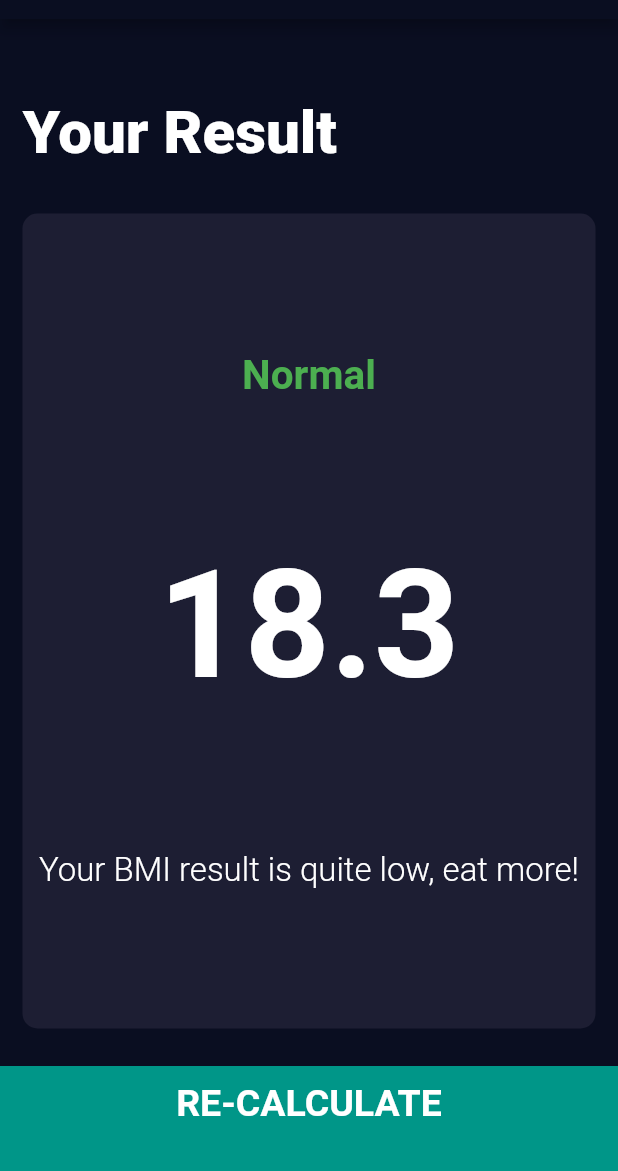
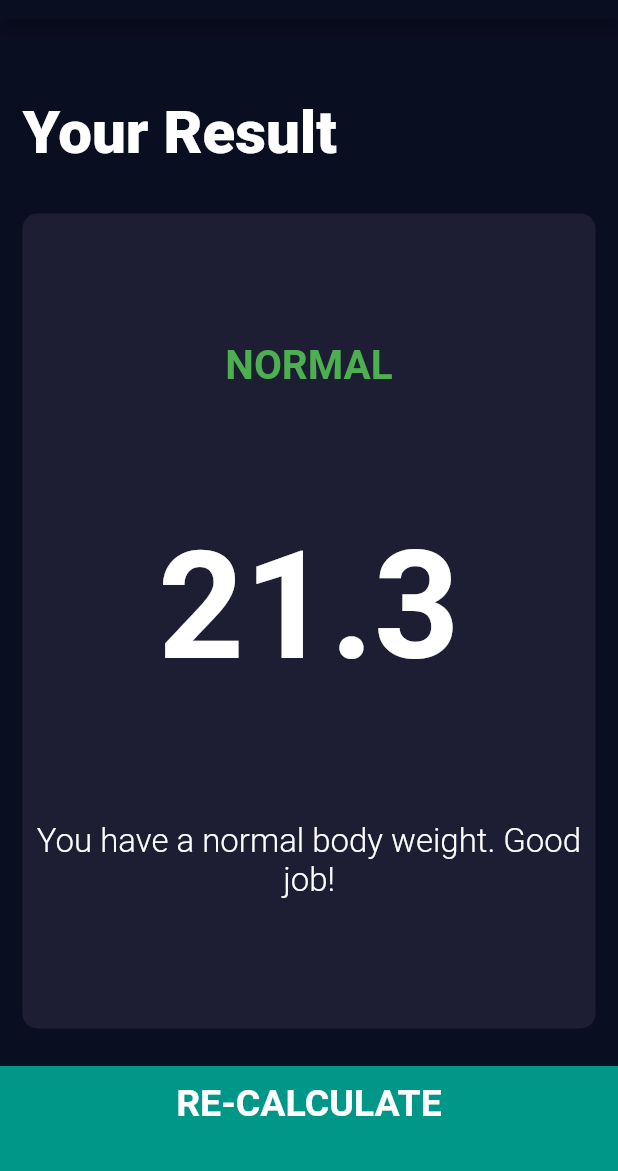
Before and after one commit to Gruja13/BMI-Calculator, a Flutter app: the screen it shows after launch, after a tap on "CALCULATE", on a phone screen of 412 x 824 dp, the part 65-1236 px from its top. Run offline on Flutter 3.47's test engine with Material 2 defaults, Android fonts, the phone set to English and light mode, and no system bars; our stand-ins replace font_awesome_flutter.

Commit message:
Final update, function added

```diff
--- /dev/null
+++ b/lib/function.dart
@@ -0,0 +1,37 @@
+import 'dart:math';
+
+class CalculatorBrain {
+  CalculatorBrain({this.height, this.weight});
+
+  final int height;
+  final int weight;
+
+  double _bmi;
+
+  // Calculating BMI
+  String calculateBMI() {
+    _bmi = weight / pow(height / 100, 2);
+    return _bmi.toStringAsFixed(1);
+  }
+
+  // Result to return BMI
+  String getresult() {
+    if (_bmi >= 25) {
+      return 'Overweight';
+    } else if (_bmi > 18.5) {
+      return 'Normal';
+    } else {
+      return 'Underweight';
+    }
+  }
+
+  String getInterpretation() {
+    if (_bmi >= 25) {
+      return 'You have a higher then normal body weight. Try to exercise more.';
+    } else if (_bmi > 18.5) {
+      return 'You have a normal body weight. Good job!';
+    } else {
+      return 'You have a lower than normal body weight. You can eat a bit more.';
+    }
+  }
+}
--- a/lib/screens/input_page.dart
+++ b/lib/screens/input_page.dart
@@ -6,6 +6,7 @@ import 'package:bmi_calculator/constants.dart';
 import 'package:bmi_calculator/screens/results_page.dart';
 import 'package:bmi_calculator/components/buttons_bottom.dart';
 import 'package:bmi_calculator/components/rounded_buttons.dart';
+import 'package:bmi_calculator/function.dart';
 
 enum GenderType {
   male,
@@ -220,9 +221,18 @@ class _InputPageState extends State<InputPage> {
           BottomButton(
             buttonTitle: 'CALCULATE',
             onTap: () {
+              CalculatorBrain calc =
+                  CalculatorBrain(height: height, weight: weight);
+
               Navigator.push(
                 context,
-                MaterialPageRoute(builder: (context) => ResultsPage()),
+                MaterialPageRoute(
+                  builder: (context) => ResultsPage(
+                        bmiResults: calc.calculateBMI(),
+                        resultText: calc.getresult(),
+                        interpretation: calc.getInterpretation(),
+                      ),
+                ),
               );
             },
           ),
--- a/lib/screens/results_page.dart
+++ b/lib/screens/results_page.dart
@@ -4,6 +4,15 @@ import 'package:bmi_calculator/components/reusable_card.dart';
 import 'package:bmi_calculator/components/buttons_bottom.dart';
 
 class ResultsPage extends StatelessWidget {
+  ResultsPage(
+      {@required this.interpretation,
+      @required this.bmiResults,
+      @required this.resultText});
+
+  final String bmiResults;
+  final String resultText;
+  final String interpretation;
+
   @override
   Widget build(BuildContext context) {
     return Scaffold(
@@ -35,15 +44,15 @@ class ResultsPage extends StatelessWidget {
                 crossAxisAlignment: CrossAxisAlignment.center,
                 children: <Widget>[
                   Text(
-                    'Normal',
+                    resultText.toUpperCase(),
                     style: kResultTitle,
                   ),
                   Text(
-                    '18.3',
+                    bmiResults,
                     style: kBMI,
                   ),
                   Text(
-                    'Your BMI result is quite low, eat more!',
+                    interpretation,
                     style: kBMIMessage,
                     textAlign: TextAlign.center,
                   ),
```
